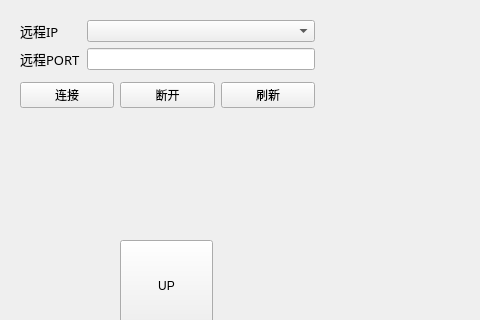
This is pc/ros_video_pc/mainwindow.ui in wifialan/ros_video_ctrl as Qt 5 draws it before an edit; both pictures show x 0 to 480 and y 0 to 320 of the 995 by 560 pixel window. The edited form follows.
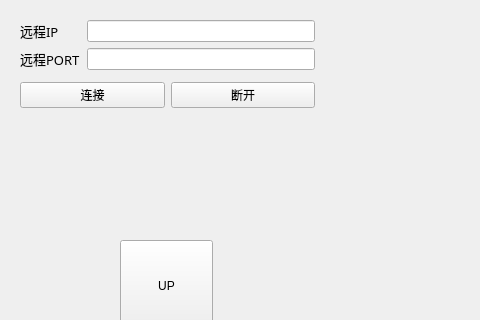
This is the edited form.

The edit to the form file:
```diff
--- a/pc/ros_video_pc/mainwindow.ui
+++ b/pc/ros_video_pc/mainwindow.ui
@@ -113,7 +113,7 @@
      <string>Down</string>
     </property>
    </widget>
-   <widget class="QWidget" name="">
+   <widget class="QWidget" name="layoutWidget">
     <property name="geometry">
      <rect>
       <x>20</x>
@@ -139,13 +139,6 @@
          </property>
         </widget>
        </item>
-       <item>
-        <widget class="QPushButton" name="pushButton_refresh">
-         <property name="text">
-          <string>刷新</string>
-         </property>
-        </widget>
-       </item>
       </layout>
      </item>
      <item row="0" column="0">
@@ -163,9 +156,6 @@
          </property>
         </widget>
        </item>
-       <item row="0" column="1">
-        <widget class="QComboBox" name="comboBox_server_ip"/>
-       </item>
        <item row="1" column="0">
         <widget class="QLabel" name="label_2">
          <property name="font">
@@ -182,6 +172,9 @@
        <item row="1" column="1">
         <widget class="QLineEdit" name="lineEdit_server_port"/>
        </item>
+       <item row="0" column="1">
+        <widget class="QLineEdit" name="lineEdit_server_ip"/>
+       </item>
       </layout>
      </item>
     </layout>
```
